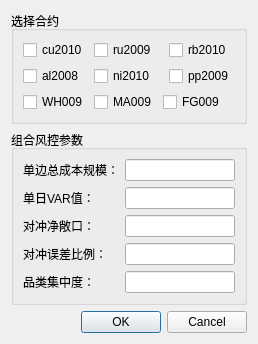
Before: the Qt Designer form setting_riskctrlp.ui in ChengruiGu/CMF_Marketmaker, drawn with Qt 5.
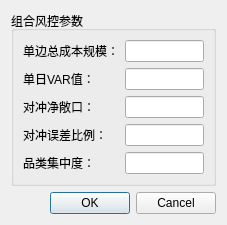
After: the same form once the commit is applied.

Diff of the .ui file:
```diff
--- a/setting_riskctrlp.ui
+++ b/setting_riskctrlp.ui
@@ -7,85 +7,13 @@
     <x>0</x>
     <y>0</y>
     <width>227</width>
-    <height>301</height>
+    <height>203</height>
    </rect>
   </property>
   <property name="windowTitle">
    <string>组合风控设置</string>
   </property>
   <layout class="QVBoxLayout" name="verticalLayout">
-   <item>
-    <widget class="QGroupBox" name="groupBox">
-     <property name="title">
-      <string>选择合约</string>
-     </property>
-     <layout class="QGridLayout" name="gridLayout">
-      <item row="0" column="0">
-       <widget class="QCheckBox" name="checkBox_4">
-        <property name="text">
-         <string>cu2010</string>
-        </property>
-       </widget>
-      </item>
-      <item row="2" column="1">
-       <widget class="QCheckBox" name="checkBox_8">
-        <property name="text">
-         <string>MA009</string>
-        </property>
-       </widget>
-      </item>
-      <item row="0" column="1" colspan="2">
-       <widget class="QCheckBox" name="checkBox_2">
-        <property name="text">
-         <string>ru2009</string>
-        </property>
-       </widget>
-      </item>
-      <item row="1" column="0">
-       <widget class="QCheckBox" name="checkBox">
-        <property name="text">
-         <string>al2008</string>
-        </property>
-       </widget>
-      </item>
-      <item row="1" column="1" colspan="2">
-       <widget class="QCheckBox" name="checkBox_5">
-        <property name="text">
-         <string>ni2010</string>
-        </property>
-       </widget>
-      </item>
-      <item row="0" column="3">
-       <widget class="QCheckBox" name="checkBox_3">
-        <property name="text">
-         <string>rb2010</string>
-        </property>
-       </widget>
-      </item>
-      <item row="1" column="3">
-       <widget class="QCheckBox" name="checkBox_6">
-        <property name="text">
-         <string>pp2009</string>
-        </property>
-       </widget>
-      </item>
-      <item row="2" column="0">
-       <widget class="QCheckBox" name="checkBox_7">
-        <property name="text">
-         <string>WH009</string>
-        </property>
-       </widget>
-      </item>
-      <item row="2" column="2" colspan="2">
-       <widget class="QCheckBox" name="checkBox_9">
-        <property name="text">
-         <string>FG009</string>
-        </property>
-       </widget>
-      </item>
-     </layout>
-    </widget>
-   </item>
    <item>
     <widget class="QGroupBox" name="groupBox_2">
      <property name="title">
```
